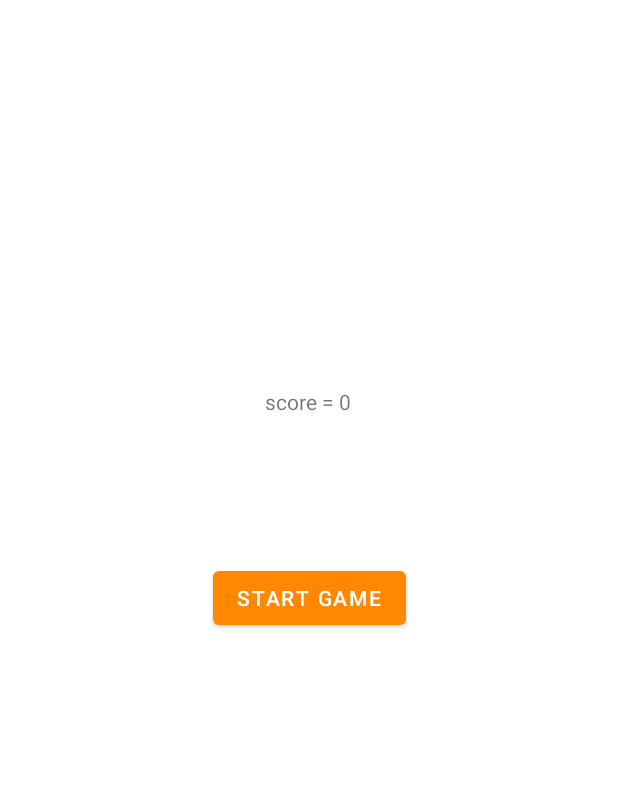
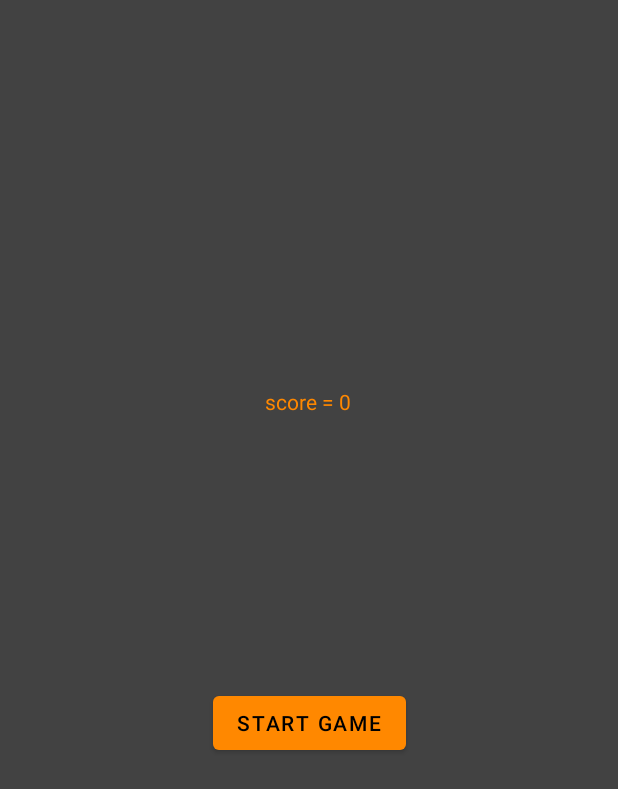
Before and after one commit to ZehOhZwei/BopThePhoneKT, an Android app: the GameActivity screen opened directly, with no data from a screen before it, on a phone screen of 412 x 824 dp. Shown: the top 789 px of the screen. Run offline under Robolectric (Android 15) with nearby library versions, the phone set to English and light mode, and no system bars.

```diff
--- a/app/src/main/res/layout/activity_game.xml
+++ b/app/src/main/res/layout/activity_game.xml
@@ -4,80 +4,86 @@
     xmlns:tools="http://schemas.android.com/tools"
     android:layout_width="match_parent"
     android:layout_height="match_parent"
-    tools:context=".GameActivity">
+    tools:context=".GameActivity"
+    android:background="@color/cardview_dark_background">
+
 
     <Button
         android:id="@+id/StartGameButton"
         android:layout_width="wrap_content"
         android:layout_height="wrap_content"
+        android:layout_marginTop="140dp"
         android:onClick="startGameClick"
         android:text="Start Game"
         app:layout_constraintBottom_toBottomOf="parent"
         app:layout_constraintEnd_toEndOf="parent"
         app:layout_constraintStart_toStartOf="parent"
-        app:layout_constraintTop_toTopOf="parent"
-        app:layout_constraintVertical_bias="0.483" />
+        app:layout_constraintTop_toTopOf="parent" />
 
     <Button
         android:id="@+id/TwistItButton"
         android:layout_width="wrap_content"
         android:layout_height="wrap_content"
+        android:layout_marginStart="4dp"
+        android:layout_marginTop="320dp"
+        android:layout_marginEnd="4dp"
         android:onClick="twistItClick"
         android:text="twist It"
         android:visibility="invisible"
         app:layout_constraintBottom_toBottomOf="parent"
         app:layout_constraintEnd_toStartOf="@+id/TapItButton"
-        app:layout_constraintHorizontal_bias="0.0"
         app:layout_constraintStart_toStartOf="parent"
-        app:layout_constraintTop_toTopOf="parent"
-        app:layout_constraintVertical_bias="0.67" />
+        app:layout_constraintTop_toTopOf="parent" />
 
     <Button
         android:id="@+id/PullItButton"
         android:layout_width="wrap_content"
         android:layout_height="wrap_content"
+        android:layout_marginStart="4dp"
+        android:layout_marginTop="320dp"
+        android:layout_marginEnd="4dp"
         android:onClick="pullItClick"
         android:text="Pull it"
         android:visibility="invisible"
         app:layout_constraintBottom_toBottomOf="parent"
         app:layout_constraintEnd_toEndOf="parent"
-        app:layout_constraintHorizontal_bias="0.625"
         app:layout_constraintStart_toEndOf="@+id/TapItButton"
-        app:layout_constraintTop_toTopOf="parent"
-        app:layout_constraintVertical_bias="0.67" />
+        app:layout_constraintTop_toTopOf="parent" />
 
     <Button
         android:id="@+id/TapItButton"
         android:layout_width="199dp"
         android:layout_height="120dp"
+        android:layout_marginTop="320dp"
         android:onClick="tapItClick"
         android:text="Tap It"
         android:visibility="invisible"
         app:layout_constraintBottom_toBottomOf="parent"
         app:layout_constraintEnd_toEndOf="parent"
         app:layout_constraintStart_toStartOf="parent"
-        app:layout_constraintTop_toTopOf="parent"
-        app:layout_constraintVertical_bias="0.693" />
+        app:layout_constraintTop_toTopOf="parent" />
 
     <TextView
         android:id="@+id/TaskText"
         android:layout_width="wrap_content"
         android:layout_height="wrap_content"
-        android:drawableTint="@color/black"
+        android:drawableTint="@android:color/holo_orange_dark"
         android:scaleX="5"
         android:scaleY="5"
+        android:textColor="@android:color/holo_orange_dark"
         app:layout_constraintBottom_toBottomOf="parent"
         app:layout_constraintEnd_toEndOf="parent"
         app:layout_constraintHorizontal_bias="0.498"
         app:layout_constraintStart_toStartOf="parent"
+
         app:layout_constraintTop_toTopOf="parent"
-
         app:layout_constraintVertical_bias="0.134" />
 
     <TextView
         android:id="@+id/ScoreText"
         android:layout_width="wrap_content"
         android:layout_height="wrap_content"
+        android:textColor="@android:color/holo_orange_dark"
         app:layout_constraintBottom_toBottomOf="parent"
         app:layout_constraintEnd_toEndOf="parent"
         app:layout_constraintHorizontal_bias="0.498"
@@ -90,14 +96,13 @@
         style="?android:attr/progressBarStyleHorizontal"
         android:layout_width="wrap_content"
         android:layout_height="wrap_content"
-        android:layout_marginBottom="20dp"
+        android:layout_marginBottom="100dp"
         android:max="3000"
         android:minWidth="300dp"
         android:progress="3000"
         android:visibility="invisible"
-        app:layout_constraintBottom_toTopOf="@+id/StartGameButton"
+        app:layout_constraintBottom_toTopOf="@+id/TapItButton"
         app:layout_constraintEnd_toEndOf="parent"
-        app:layout_constraintHorizontal_bias="0.495"
         app:layout_constraintStart_toStartOf="parent" />
 
 </androidx.constraintlayout.widget.ConstraintLayout>
--- a/app/src/main/res/layout/activity_lobby.xml
+++ b/app/src/main/res/layout/activity_lobby.xml
@@ -4,7 +4,8 @@
     xmlns:tools="http://schemas.android.com/tools"
     android:layout_width="match_parent"
     android:layout_height="match_parent"
-    tools:context=".LobbyActivity">
+    tools:context=".LobbyActivity"
+    android:background="@color/cardview_dark_background">
 
     <Button
         android:id="@+id/ReadyButton"
--- a/app/src/main/res/values-night/themes.xml
+++ b/app/src/main/res/values-night/themes.xml
@@ -3,11 +3,11 @@
     <style name="Theme.BopThePhone" parent="Theme.MaterialComponents.DayNight.DarkActionBar">
         <!-- Primary brand color. -->
         <item name="colorPrimary">@android:color/holo_orange_dark</item>
-        <item name="colorPrimaryVariant">@color/purple_700</item>
+        <item name="colorPrimaryVariant">#FF8800</item>
         <item name="colorOnPrimary">@color/black</item>
         <!-- Secondary brand color. -->
-        <item name="colorSecondary">@color/teal_200</item>
-        <item name="colorSecondaryVariant">@color/teal_200</item>
+        <item name="colorSecondary">#FF8800</item>
+        <item name="colorSecondaryVariant">#FF8800</item>
         <item name="colorOnSecondary">@color/black</item>
         <!-- Status bar color. -->
         <item name="android:statusBarColor" tools:targetApi="l">?attr/colorPrimaryVariant</item>
--- a/app/src/main/res/values/themes.xml
+++ b/app/src/main/res/values/themes.xml
@@ -3,11 +3,11 @@
     <style name="Theme.BopThePhone" parent="Theme.MaterialComponents.DayNight.DarkActionBar">
         <!-- Primary brand color. -->
         <item name="colorPrimary">@android:color/holo_orange_dark</item>
-        <item name="colorPrimaryVariant">@color/purple_700</item>
-        <item name="colorOnPrimary">@color/white</item>
+        <item name="colorPrimaryVariant">#FF8800</item>
+        <item name="colorOnPrimary">@color/black</item>
         <!-- Secondary brand color. -->
-        <item name="colorSecondary">@color/teal_200</item>
-        <item name="colorSecondaryVariant">@color/teal_700</item>
+        <item name="colorSecondary">#FF8800</item>
+        <item name="colorSecondaryVariant">#FF8800</item>
         <item name="colorOnSecondary">@color/black</item>
         <!-- Status bar color. -->
         <item name="android:statusBarColor" tools:targetApi="l">?attr/colorPrimaryVariant</item>
```
Also changed, not shown: app/src/main/res/drawable/logo_svg.svg (deleted), 1 other file.
